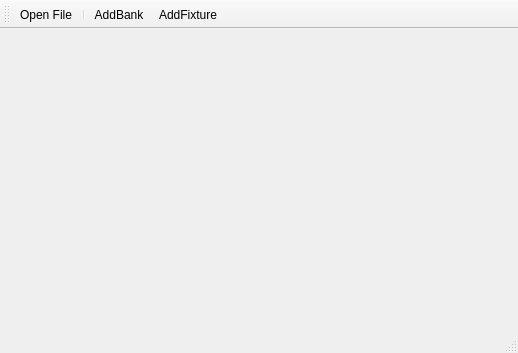
Qt form qLights/Forms/formMainWin.ui (AKuhle/aDev) before a commit.
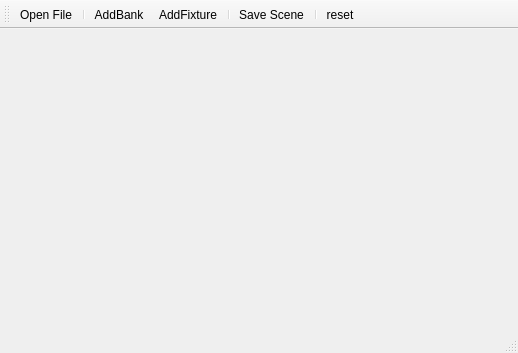
The same form after that commit. Icons and pictures are not drawn.

Patch:
```diff
--- a/qLights/Forms/formMainWin.ui
+++ b/qLights/Forms/formMainWin.ui
@@ -39,6 +39,10 @@
    <addaction name="separator"/>
    <addaction name="m_pActionAddBank"/>
    <addaction name="m_pActionAddFixture"/>
+   <addaction name="separator"/>
+   <addaction name="m_pActionSaveScene"/>
+   <addaction name="separator"/>
+   <addaction name="m_pActionResetAll"/>
   </widget>
   <action name="m_pActionOpenFile">
    <property name="icon">
@@ -76,6 +80,30 @@
     <enum>QAction::MenuRole::NoRole</enum>
    </property>
   </action>
+  <action name="m_pActionSaveScene">
+   <property name="icon">
+    <iconset resource="../Resource/Resource_Qt/qLights.qrc">
+     <normaloff>:/Lib_bright/download.png</normaloff>:/Lib_bright/download.png</iconset>
+   </property>
+   <property name="text">
+    <string>Save Scene</string>
+   </property>
+   <property name="menuRole">
+    <enum>QAction::MenuRole::NoRole</enum>
+   </property>
+  </action>
+  <action name="m_pActionResetAll">
+   <property name="icon">
+    <iconset resource="../Resource/Resource_Qt/qLights.qrc">
+     <normaloff>:/Lib_color/reset.png</normaloff>:/Lib_color/reset.png</iconset>
+   </property>
+   <property name="text">
+    <string>reset</string>
+   </property>
+   <property name="menuRole">
+    <enum>QAction::MenuRole::NoRole</enum>
+   </property>
+  </action>
  </widget>
  <resources>
   <include location="../Resource/Resource_Qt/qLights.qrc"/>
```
Left out of the diff: 2 changed lines with no effect on the pictures.
